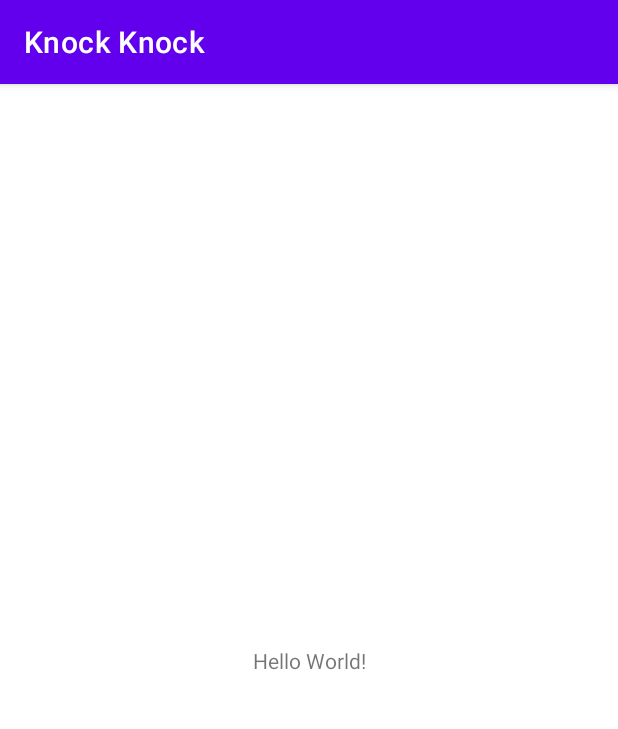
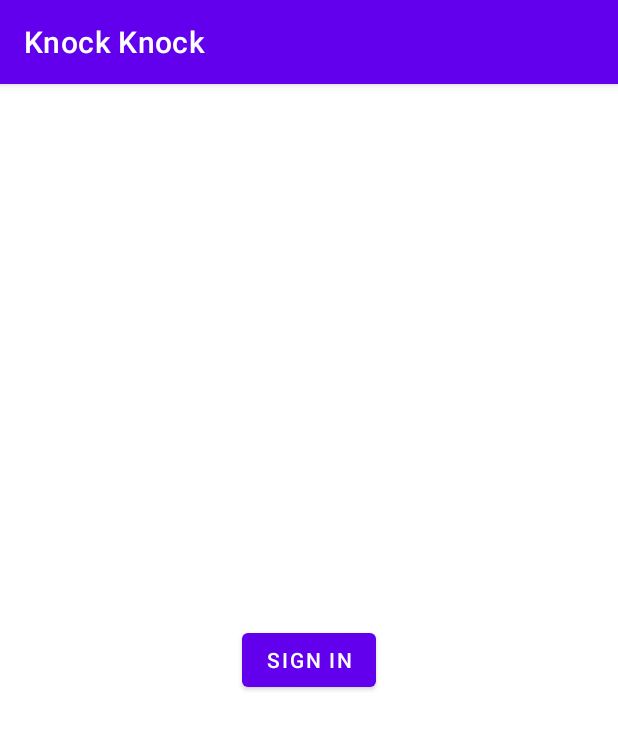
Before and after one commit to waleedbaroudi/Knock-Knock, an Android app: the screen it shows after launch (MainActivity), on a phone screen of 412 x 824 dp. Shown: the top 729 px of the screen. Run offline under Robolectric (Android 15) with nearby library versions, the phone set to English and light mode, and no system bars.

Commit message:
seperate ui and model, add basic structure classes and elements

```diff
--- a/app/src/main/AndroidManifest.xml
+++ b/app/src/main/AndroidManifest.xml
@@ -9,7 +9,7 @@
         android:roundIcon="@mipmap/ic_launcher_round"
         android:supportsRtl="true"
         android:theme="@style/Theme.KnockKnock">
-        <activity android:name=".MainActivity">
+        <activity android:name=".ui.MainActivity">
             <intent-filter>
                 <action android:name="android.intent.action.MAIN" />
 
--- a/app/src/main/java/com/huaweicontest/knockknock/MainActivity.java
+++ /dev/null
@@ -1,14 +0,0 @@
-package com.huaweicontest.knockknock;
-
-import androidx.appcompat.app.AppCompatActivity;
-
-import android.os.Bundle;
-
-public class MainActivity extends AppCompatActivity {
-
-    @Override
-    protected void onCreate(Bundle savedInstanceState) {
-        super.onCreate(savedInstanceState);
-        setContentView(R.layout.activity_main);
-    }
-}
--- /dev/null
+++ b/app/src/main/java/com/huaweicontest/knockknock/model/AccountControlKeyListener.java
@@ -0,0 +1,26 @@
+package com.huaweicontest.knockknock.model;
+
+import android.view.View;
+
+import com.huaweicontest.knockknock.R;
+
+public class AccountControlKeyListener implements View.OnClickListener {
+
+    AccountHandler handler;
+
+    public AccountControlKeyListener(AccountHandler handler) {
+        this.handler = handler;
+    }
+
+    @Override
+    public void onClick(View v) {
+        switch (v.getId()) {
+            case R.id.sign_in_button:
+                handler.signIn();
+                break;
+            //add other cases
+        }
+
+
+    }
+}
--- /dev/null
+++ b/app/src/main/java/com/huaweicontest/knockknock/model/AccountHandler.java
@@ -0,0 +1,17 @@
+package com.huaweicontest.knockknock.model;
+
+public class AccountHandler {
+
+    public void signIn() {
+
+    }
+
+    public void revokeAuth() {
+
+    }
+
+    public void signOut() {
+
+    }
+
+}
--- /dev/null
+++ b/app/src/main/java/com/huaweicontest/knockknock/ui/MainActivity.java
@@ -0,0 +1,28 @@
+package com.huaweicontest.knockknock.ui;
+
+import androidx.appcompat.app.AppCompatActivity;
+
+import android.os.Bundle;
+import android.widget.Button;
+
+import com.huaweicontest.knockknock.R;
+import com.huaweicontest.knockknock.model.AccountControlKeyListener;
+import com.huaweicontest.knockknock.model.AccountHandler;
+
+public class MainActivity extends AppCompatActivity {
+
+    Button signInButton;
+
+    AccountHandler handler;
+
+    @Override
+    protected void onCreate(Bundle savedInstanceState) {
+        super.onCreate(savedInstanceState);
+        setContentView(R.layout.activity_main);
+
+        signInButton = findViewById(R.id.sign_in_button);
+        handler = new AccountHandler();
+        signInButton.setOnClickListener(new AccountControlKeyListener(handler));
+
+    }
+}
--- a/app/src/main/res/layout/activity_main.xml
+++ b/app/src/main/res/layout/activity_main.xml
@@ -4,15 +4,16 @@
     xmlns:tools="http://schemas.android.com/tools"
     android:layout_width="match_parent"
     android:layout_height="match_parent"
-    tools:context=".MainActivity">
+    tools:context=".ui.MainActivity">
 
-    <TextView
+    <Button
+        android:id="@+id/sign_in_button"
         android:layout_width="wrap_content"
         android:layout_height="wrap_content"
-        android:text="Hello World!"
+        android:text="Sign in"
         app:layout_constraintBottom_toBottomOf="parent"
-        app:layout_constraintLeft_toLeftOf="parent"
-        app:layout_constraintRight_toRightOf="parent"
+        app:layout_constraintEnd_toEndOf="parent"
+        app:layout_constraintHorizontal_bias="0.5"
+        app:layout_constraintStart_toStartOf="parent"
         app:layout_constraintTop_toTopOf="parent" />
-
 </androidx.constraintlayout.widget.ConstraintLayout>
```
